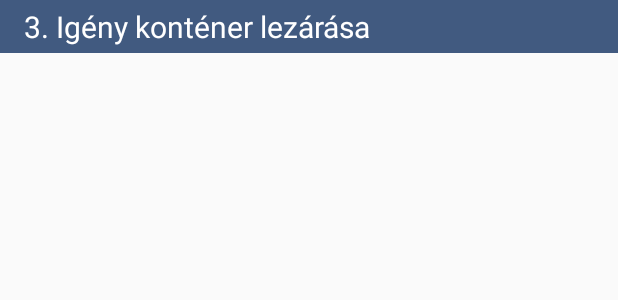
After one commit to 1BlInD3/VirtualKanBan, an Android app: the layout fragment_igeny_kontener_lezaras.xml on its own in the app's theme, with its tools: preview values and no code run, on a phone screen of 412 x 824 dp. The commit adds this screen. Shown: the top 300 px of the screen. Run offline under Robolectric (Android 15) with nearby library versions, the phone set to English and light mode, and no system bars.

Commit message:
3as4es6os layout elott

```diff
--- a/app/src/main/java/com/fusetech/virtualkanban/Fragments/IgenyKontenerOsszeallitasFragment.kt
+++ b/app/src/main/java/com/fusetech/virtualkanban/Fragments/IgenyKontenerOsszeallitasFragment.kt
@@ -101,7 +101,6 @@ class IgenyKontenerOsszeallitasFragment : Fragment(), IgenyItemAdapter.IgenyItem
         intrem_igeny2.text = ""
         unit_igeny2.text = ""
         polcTextIgeny.filters = arrayOf<InputFilter>(InputFilter.AllCaps())
-       // unit_igeny2.filters = arrayOf<InputFilter>(InputFilter.AllCaps())
         setProgressBarOff()
         polcTextIgeny.setOnClickListener {
            sendBinCode.sendBinCode(polcTextIgeny.text.toString())
@@ -141,16 +140,19 @@ class IgenyKontenerOsszeallitasFragment : Fragment(), IgenyItemAdapter.IgenyItem
             clearAll()
         }
         lezarButton.setOnClickListener {
+            setProgressBarOn()
            val currentDateAndTime =  SimpleDateFormat("yyyy-MM-dd HH:mm:ss").format(Date())
             Log.d(TAG, "onCreateView: $currentDateAndTime")
             if(polcTextIgeny.text.isEmpty()&& igenyReveresed.size == 0) {
-                sendBinCode.closeContainer(5, currentDateAndTime) // ezt 1esre kéne hagyni
+                sendBinCode.closeContainer(5, currentDateAndTime)
+                setProgressBarOff()
                 clearAll()
                 mainActivity.loadMenuFragment(true)
                 Log.d(TAG, "onCreateView: lezártam az üreset")
             }
             else{
                 sendBinCode.closeContainer(5, currentDateAndTime) // ezt 1esre kéne hagyni
+                setProgressBarOff()
                 clearAll()
                 mainActivity.loadMenuFragment(true)
                 Log.d(TAG, "onCreateView: lezártam amibe volt adat")
--- a/app/src/main/res/layout/activity_main.xml
+++ b/app/src/main/res/layout/activity_main.xml
@@ -13,8 +13,6 @@
         app:layout_constraintBottom_toBottomOf="parent"
         app:layout_constraintEnd_toEndOf="parent"
         app:layout_constraintStart_toStartOf="parent"
-        app:layout_constraintTop_toTopOf="parent">
-
-    </FrameLayout>
+        app:layout_constraintTop_toTopOf="parent"/>
 
 </androidx.constraintlayout.widget.ConstraintLayout>
--- /dev/null
+++ b/app/src/main/res/layout/fragment_igeny_kontener_lezaras.xml
@@ -0,0 +1,41 @@
+<?xml version="1.0" encoding="utf-8"?>
+<androidx.constraintlayout.widget.ConstraintLayout xmlns:android="http://schemas.android.com/apk/res/android"
+    xmlns:tools="http://schemas.android.com/tools"
+    android:layout_width="match_parent"
+    android:layout_height="match_parent"
+    xmlns:app="http://schemas.android.com/apk/res-auto"
+    tools:context=".Fragments.IgenyKontenerLezarasFragment">
+
+    <FrameLayout
+        android:id="@+id/data_frame1"
+        android:layout_width="0dp"
+        android:layout_height="0dp"
+        app:layout_constraintBottom_toBottomOf="parent"
+        app:layout_constraintEnd_toEndOf="parent"
+        app:layout_constraintStart_toStartOf="parent"
+        app:layout_constraintTop_toBottomOf="@+id/constraintLayout">
+
+    </FrameLayout>
+
+    <androidx.constraintlayout.widget.ConstraintLayout
+        android:id="@+id/constraintLayout"
+        android:layout_width="match_parent"
+        android:layout_height="35dp"
+        android:background="@color/pocakszin4"
+        app:layout_constraintStart_toStartOf="parent"
+        app:layout_constraintTop_toTopOf="parent">
+
+        <TextView
+            android:id="@+id/textView16"
+            android:layout_width="wrap_content"
+            android:layout_height="wrap_content"
+            android:layout_marginStart="16dp"
+            android:layout_marginTop="4dp"
+            android:text="3. Igény konténer lezárása"
+            android:textColor="@android:color/white"
+            android:textSize="20sp"
+            app:layout_constraintStart_toStartOf="parent"
+            app:layout_constraintTop_toTopOf="parent" />
+    </androidx.constraintlayout.widget.ConstraintLayout>
+
+</androidx.constraintlayout.widget.ConstraintLayout>
--- a/app/src/main/res/layout/fragment_igeny_kontener_osszeallitas.xml
+++ b/app/src/main/res/layout/fragment_igeny_kontener_osszeallitas.xml
@@ -182,7 +182,7 @@
         android:layout_marginStart="6dp"
         android:layout_marginTop="14dp"
         android:textColor="@android:color/black"
-        android:textSize="20dp"
+        android:textSize="20sp"
         android:textStyle="bold"
         app:layout_constraintStart_toEndOf="@+id/mennyiseg_igeny"
         app:layout_constraintTop_toBottomOf="@+id/intrem_igeny" />
```
Also changed, not shown: app/src/main/java/com/fusetech/virtualkanban/Activities/MainActivity.kt (+15 -6 lines), app/src/main/java/com/fusetech/virtualkanban/Fragments/IgenyKontenerLezarasFragment.kt (added, +60 -0 lines), app/src/main/java/com/fusetech/virtualkanban/Fragments/MenuFragment.kt (+12 -1 lines), app/src/main/res/layout/fragment_menu.xml (+27 -11 lines).
